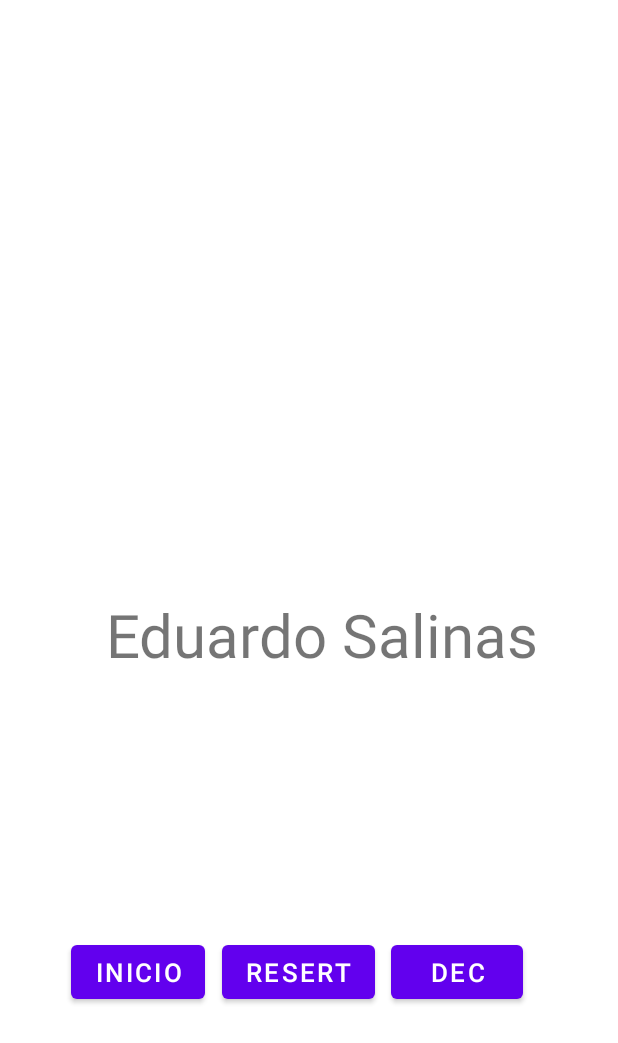
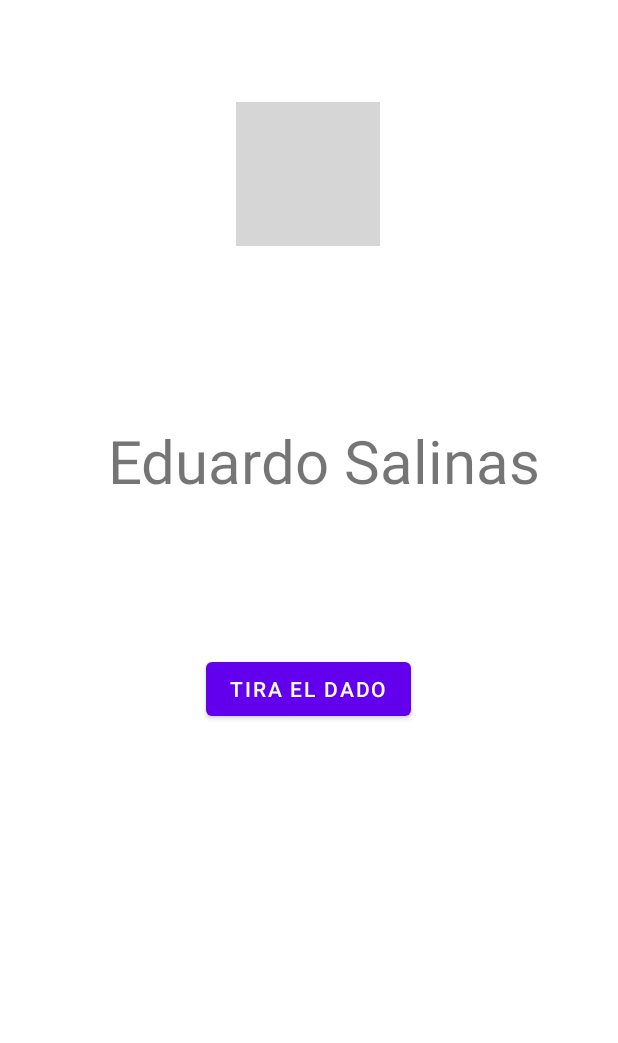
Before and after one commit to ThankedDeer/Proyecto_Dado, an Android app: the layout activity_main.xml on its own in the app's theme, with its tools: preview values and no code run, on a phone screen of 412 x 824 dp. Shown: the top 1043 px of the screen. Run offline under Robolectric (Android 15) with nearby library versions, the phone set to English and light mode, and no system bars; grey boxes are pictures that could not be loaded.

Commit message:
Added feat dado

```diff
--- a/app/src/main/java/com/example/idgs9a11manoactivity211068/MainActivity.java
+++ b/app/src/main/java/com/example/idgs9a11manoactivity211068/MainActivity.java
@@ -2,10 +2,8 @@ package com.example.idgs9a11manoactivity211068;
 
 import android.os.Bundle;
 import android.widget.Toast;
-
 import androidx.appcompat.app.AppCompatActivity;
 import androidx.lifecycle.ViewModelProvider;
-
 import com.example.idgs9a11manoactivity211068.databinding.ActivityMainBinding;
 
 public class MainActivity extends AppCompatActivity {
@@ -22,31 +20,20 @@ public class MainActivity extends AppCompatActivity {
 
         setContentView(binding.getRoot());
 
-        // Observa los cambios en el contador y actualiza la UI
-        viewModel.getCounter().observe(this, count -> {
-            binding.tvText.setText(String.valueOf(count));
+
+
+        // Observa los cambios en la imagen y actualiza el ImageView
+        viewModel.getImageResource().observe(this, resId -> {
+            assert binding.imageView != null;
+            binding.imageView.setImageResource(resId);
         });
 
-        binding.btnRst.setOnClickListener(view -> reset());
-        binding.btnInc.setOnClickListener(view -> incrementar());
-        binding.btnDesc.setOnClickListener(view -> decrementar());
+
+        assert binding.btnChangeImage != null;
+        binding.btnChangeImage.setOnClickListener(view -> viewModel.changeImage());
     }
 
-    private void decrementar() {
-        if (viewModel.getCounter().getValue() == 0) {
-            Toast.makeText(this, "No puedes decrementar el 0", Toast.LENGTH_SHORT).show();
-            return;
-        }
-        int count = viewModel.getCounter().getValue();
-        count--;
-        viewModel.setCounter(count);
-    }
 
-    private void incrementar() {
-        int count = viewModel.getCounter().getValue();
-        count++;
-        viewModel.setCounter(count);
-    }
 
     private void reset() {
         viewModel.setCounter(0);
--- a/app/src/main/java/com/example/idgs9a11manoactivity211068/ViewModel.java
+++ b/app/src/main/java/com/example/idgs9a11manoactivity211068/ViewModel.java
@@ -1,14 +1,29 @@
 package com.example.idgs9a11manoactivity211068;
 
 import androidx.lifecycle.MutableLiveData;
+import java.util.Random;
 
 public class ViewModel extends androidx.lifecycle.ViewModel {
 
     public MutableLiveData<Integer> counter;
+    public MutableLiveData<Integer> imageResource;
+
+    private final int[] images = {
+            R.drawable.dice_1,
+            R.drawable.dice_2,
+            R.drawable.dice_3,
+            R.drawable.dice_4,
+            R.drawable.dice_5,
+            R.drawable.dice_6
+    };
+    private final Random random = new Random();
 
     public ViewModel() {
         counter = new MutableLiveData<>();
         counter.setValue(0);
+
+        imageResource = new MutableLiveData<>();
+        imageResource.setValue(images[random.nextInt(images.length)]);
     }
 
     public MutableLiveData<Integer> getCounter() {
@@ -18,4 +33,13 @@ public class ViewModel extends androidx.lifecycle.ViewModel {
     public void setCounter(int value) {
         this.counter.setValue(value);
     }
+
+    public MutableLiveData<Integer> getImageResource() {
+        return imageResource;
+    }
+
+    public void changeImage() {
+        int randomIndex = random.nextInt(images.length);
+        imageResource.setValue(images[randomIndex]);
+    }
 }
--- a/app/src/main/res/layout-land/activity_main.xml
+++ b/app/src/main/res/layout-land/activity_main.xml
@@ -10,43 +10,38 @@
         android:id="@+id/tv_text"
         android:layout_width="wrap_content"
         android:layout_height="wrap_content"
-        android:text="@string/tv_text"
+        android:text="@string/name_text"
         android:textSize="@dimen/tv_text_size"
         app:layout_constraintBottom_toBottomOf="parent"
         app:layout_constraintEnd_toEndOf="parent"
+        app:layout_constraintHorizontal_bias="0.755"
         app:layout_constraintStart_toStartOf="parent"
-        app:layout_constraintTop_toTopOf="parent" />
+        app:layout_constraintTop_toBottomOf="@+id/btnChangeImage"
+        app:layout_constraintVertical_bias="0.232" />
+
+    <ImageView
+        android:id="@+id/imageView"
+        android:layout_width="162dp"
+        android:layout_height="191dp"
+        android:contentDescription="@string/todo"
+        app:layout_constraintBottom_toBottomOf="parent"
+        app:layout_constraintEnd_toEndOf="parent"
+        app:layout_constraintHorizontal_bias="0.202"
+        app:layout_constraintStart_toStartOf="parent"
+        app:layout_constraintTop_toTopOf="parent"
+        app:srcCompat="@drawable/dice_3" />
 
     <Button
-        android:id="@+id/btn_inc"
+        android:id="@+id/btnChangeImage"
         android:layout_width="wrap_content"
         android:layout_height="wrap_content"
-        android:text="@string/btn_inicio_text"
-        android:textSize="@dimen/btn"
-        app:layout_constraintBottom_toTopOf="@+id/btn_rst"
+        android:layout_gravity="center_horizontal|bottom"
+        android:text="@string/change_image"
+        app:layout_constraintBottom_toBottomOf="parent"
+        app:layout_constraintEnd_toEndOf="parent"
+        app:layout_constraintHorizontal_bias="0.729"
+        app:layout_constraintStart_toStartOf="parent"
         app:layout_constraintTop_toTopOf="parent"
-        tools:layout_editor_absoluteX="53dp" />
-
-    <Button
-        android:id="@+id/btn_rst"
-        android:layout_width="wrap_content"
-        android:layout_height="wrap_content"
-        android:text="@string/btn_reset_text"
-        android:textSize="@dimen/btn"
-        app:layout_constraintBottom_toTopOf="@+id/btn_desc"
-        app:layout_constraintEnd_toStartOf="@+id/tv_text"
-        app:layout_constraintHorizontal_bias="0.0"
-        app:layout_constraintStart_toStartOf="@+id/btn_inc"
-        app:layout_constraintTop_toBottomOf="@+id/btn_inc" />
-
-    <Button
-        android:id="@+id/btn_desc"
-        android:layout_width="wrap_content"
-        android:layout_height="wrap_content"
-        android:text="@string/btn_dec_text"
-        android:textSize="@dimen/btn"
-        app:layout_constraintBottom_toBottomOf="parent"
-        app:layout_constraintTop_toBottomOf="@+id/btn_rst"
-        tools:layout_editor_absoluteX="48dp" />
+        app:layout_constraintVertical_bias="0.498" />
 
 </androidx.constraintlayout.widget.ConstraintLayout>
--- a/app/src/main/res/layout/activity_main.xml
+++ b/app/src/main/res/layout/activity_main.xml
@@ -11,50 +11,38 @@
         android:id="@+id/tv_text"
         android:layout_width="wrap_content"
         android:layout_height="wrap_content"
-        android:text="@string/tv_text"
+        android:text="@string/name_text"
         android:textSize="@dimen/tv_text_size"
         app:layout_constraintBottom_toBottomOf="parent"
         app:layout_constraintEnd_toEndOf="parent"
-        app:layout_constraintHorizontal_bias="0.572"
+        app:layout_constraintHorizontal_bias="0.58"
+        app:layout_constraintStart_toStartOf="parent"
+        app:layout_constraintTop_toBottomOf="@+id/imageView"
+        app:layout_constraintVertical_bias="0.191" />
+
+    <ImageView
+        android:id="@+id/imageView"
+        android:layout_width="wrap_content"
+        android:layout_height="wrap_content"
+        android:layout_marginTop="68dp"
+        android:contentDescription="@string/todo"
+        app:layout_constraintEnd_toEndOf="parent"
+        app:layout_constraintHorizontal_bias="0.497"
         app:layout_constraintStart_toStartOf="parent"
         app:layout_constraintTop_toTopOf="parent"
-        app:layout_constraintVertical_bias="0.514" />
+        app:srcCompat="@drawable/dice_3" />
 
     <Button
-        android:id="@+id/btn_rst"
+        android:id="@+id/btnChangeImage"
         android:layout_width="wrap_content"
         android:layout_height="wrap_content"
-        android:text="@string/btn_reset_text"
-        android:textSize="@dimen/btn"
+        android:layout_gravity="center_horizontal|bottom"
+        android:text="@string/change_image"
         app:layout_constraintBottom_toBottomOf="parent"
-        app:layout_constraintEnd_toStartOf="@+id/btn_desc"
-        app:layout_constraintHorizontal_bias="0.5"
-        app:layout_constraintStart_toEndOf="@+id/btn_inc"
-        app:layout_constraintTop_toBottomOf="@+id/tv_text"
-        app:layout_constraintVertical_bias="0.533" />
-
-    <Button
-        android:id="@+id/btn_inc"
-        android:layout_width="wrap_content"
-        android:layout_height="wrap_content"
-        android:layout_marginStart="36dp"
-        android:text="@string/btn_inicio_text"
-        android:textSize="@dimen/btn"
-        app:layout_constraintEnd_toStartOf="@+id/btn_rst"
-        app:layout_constraintHorizontal_bias="0.5"
+        app:layout_constraintEnd_toEndOf="parent"
+        app:layout_constraintHorizontal_bias="0.498"
         app:layout_constraintStart_toStartOf="parent"
-        app:layout_constraintTop_toTopOf="@+id/btn_rst" />
-
-    <Button
-        android:id="@+id/btn_desc"
-        android:layout_width="wrap_content"
-        android:layout_height="wrap_content"
-        android:layout_marginEnd="52dp"
-        android:text="@string/btn_dec_text"
-        android:textSize="@dimen/btn"
-        app:layout_constraintEnd_toEndOf="parent"
-        app:layout_constraintHorizontal_bias="0.5"
-        app:layout_constraintStart_toEndOf="@+id/btn_rst"
-        app:layout_constraintTop_toTopOf="@+id/btn_rst" />
+        app:layout_constraintTop_toBottomOf="@+id/imageView"
+        app:layout_constraintVertical_bias="0.443" />
 
 </androidx.constraintlayout.widget.ConstraintLayout>
--- a/app/src/main/res/values-land/dimens.xml
+++ b/app/src/main/res/values-land/dimens.xml
@@ -1,5 +1,5 @@
 <?xml version="1.0" encoding="utf-8"?>
 <resources>
-    <dimen name="tv_text_size">40sp</dimen>
+    <dimen name="tv_text_size">20sp</dimen>
     <dimen name="btn" >25sp</dimen>
 </resources>
--- a/app/src/main/res/values-land/strings.xml
+++ b/app/src/main/res/values-land/strings.xml
@@ -1,7 +1,5 @@
 <?xml version="1.0" encoding="utf-8"?>
 <resources>
-    <string name="tv_text">ID: 211068</string>
-    <string name="btn_reset_text">resert</string>
-    <string name="btn_inicio_text">inicio</string>
-    <string name="btn_dec_text">dec</string>
+    <string name="name_text">Eduardo Salinas Garcia</string>
+
 </resources>
--- a/app/src/main/res/values/strings.xml
+++ b/app/src/main/res/values/strings.xml
@@ -1,7 +1,6 @@
 <resources>
-    <string name="app_name">IDGS9A11MANoActivity211068</string>
-    <string name="tv_text">Eduardo Salinas</string>
-    <string name="btn_reset_text">resert</string>
-    <string name="btn_inicio_text">inicio</string>
-    <string name="btn_dec_text">dec</string>
+    <string name="app_name">IDGS9A Proyecto DADO 211068</string>
+    <string name="name_text">Eduardo Salinas</string>
+    <string name="change_image">Tira el dado</string>
+    <string name="todo">TODO</string>
 </resources>
```
